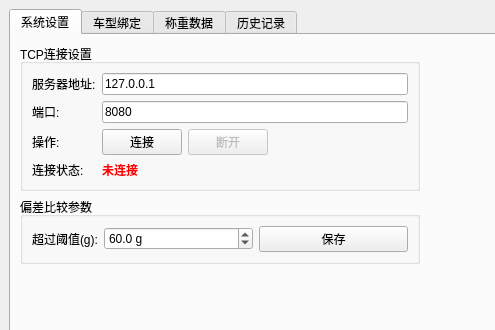
xiaoluoDD/Weight-Comparison, file mainwindow.ui: the form before one commit; both pictures show x 0 to 495 and y 0 to 330 of the 1000 by 700 pixel window.
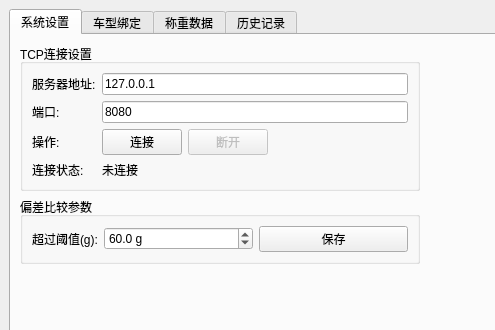
The form after the commit. Custom widgets are drawn as their Qt base class.

```diff
--- a/mainwindow.ui
+++ b/mainwindow.ui
@@ -130,9 +130,6 @@
              <property name="text">
               <string>未连接</string>
              </property>
-             <property name="styleSheet">
-              <string>color: red; font-weight: bold;</string>
-             </property>
             </widget>
            </item>
           </layout>
```
Left out of the diff: 2 changed lines with no effect on the pictures.
